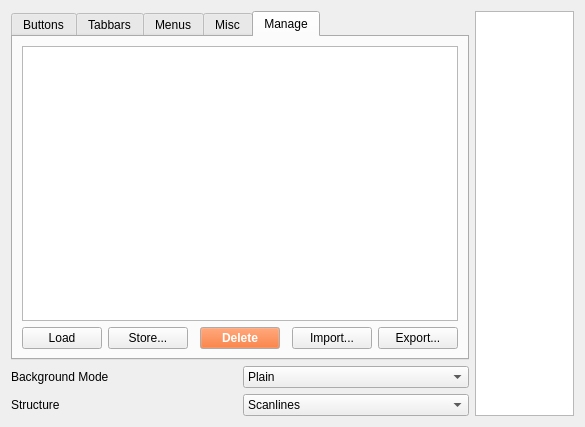
The window that config/config.ui (deiv/bespin-pkg) describes before a commit, drawn with Qt 5.
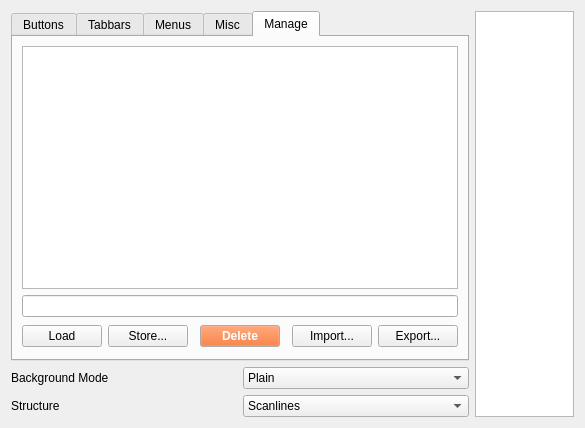
The same window after the commit. The open tabs and pages were chosen to show the change.

Commit message: improved progressbar appereance, replaced input dialogs in config dialog, code refacturing

```diff
--- a/config/config.ui
+++ b/config/config.ui
@@ -6,7 +6,7 @@
     <x>0</x>
     <y>0</y>
     <width>585</width>
-    <height>427</height>
+    <height>428</height>
    </rect>
   </property>
   <property name="windowTitle" >
@@ -511,34 +511,37 @@
          </property>
         </widget>
        </item>
-       <item row="1" column="0" >
+       <item row="1" column="0" colspan="7" >
+        <widget class="QLineEdit" name="storeLine" />
+       </item>
+       <item row="2" column="0" >
         <widget class="QPushButton" name="btnRestore" >
          <property name="text" >
           <string>Load</string>
          </property>
         </widget>
        </item>
-       <item row="1" column="1" >
+       <item row="2" column="1" >
         <widget class="QPushButton" name="btnStore" >
          <property name="text" >
           <string>Store...</string>
          </property>
         </widget>
        </item>
-       <item row="1" column="2" >
+       <item row="2" column="2" >
         <spacer>
          <property name="orientation" >
           <enum>Qt::Horizontal</enum>
          </property>
          <property name="sizeHint" >
           <size>
-           <width>40</width>
-           <height>20</height>
+           <width>16</width>
+           <height>27</height>
           </size>
          </property>
         </spacer>
        </item>
-       <item row="1" column="3" >
+       <item row="2" column="3" >
         <widget class="QPushButton" name="btnDelete" >
          <property name="palette" >
           <palette>
@@ -615,27 +618,27 @@
          </property>
         </widget>
        </item>
-       <item row="1" column="4" >
+       <item row="2" column="4" >
         <spacer>
          <property name="orientation" >
           <enum>Qt::Horizontal</enum>
          </property>
          <property name="sizeHint" >
           <size>
-           <width>40</width>
-           <height>20</height>
+           <width>16</width>
+           <height>27</height>
           </size>
          </property>
         </spacer>
        </item>
-       <item row="1" column="5" >
+       <item row="2" column="5" >
         <widget class="QPushButton" name="btnImport" >
          <property name="text" >
           <string>Import...</string>
          </property>
         </widget>
        </item>
-       <item row="1" column="6" >
+       <item row="2" column="6" >
         <widget class="QPushButton" name="btnExport" >
          <property name="text" >
           <string>Export...</string>
```
Left out of the diff: 2 changed lines with no effect on the pictures. The commit also changes 8 other files.
